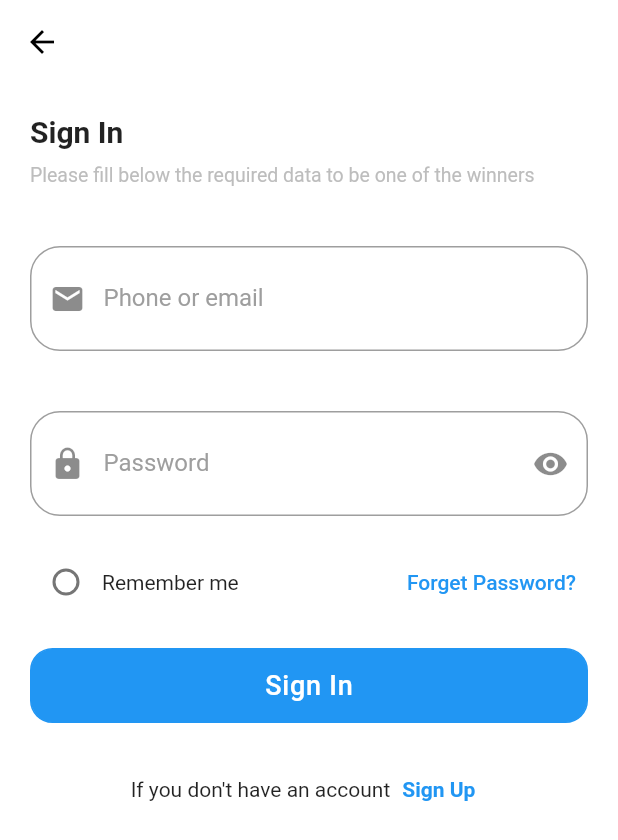
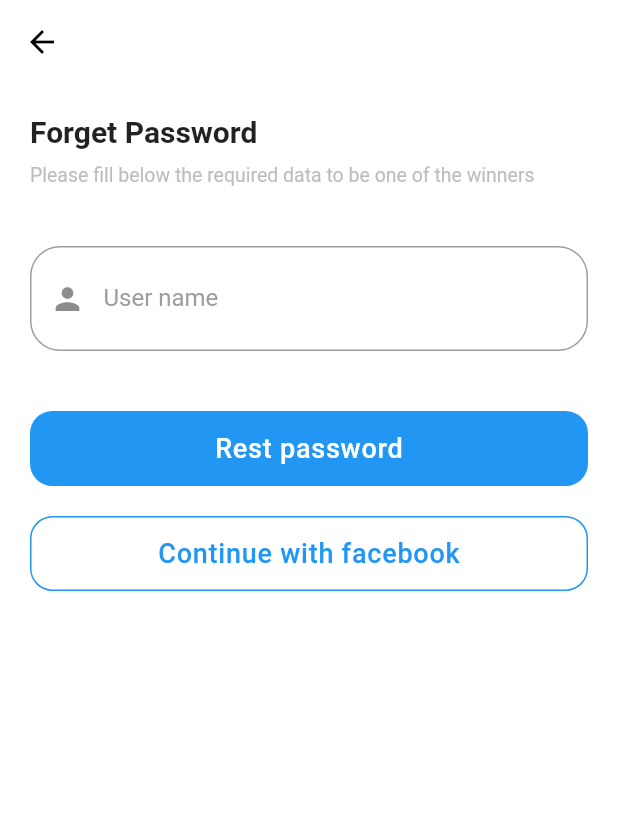
Before and after one commit to a7md-s3d-2001/Data_Users_App, a Flutter app: the SignIn screen opened directly, after a tap on "Forget Password?", on a phone screen of 412 x 824 dp. Shown: the top 840 px of the screen. Run offline on Flutter 3.47's test engine with Material 2 defaults, Android fonts, the phone set to English and light mode, and no system bars; our stand-ins replace page_transition.

Commit message:
upload by ahmed saad

```diff
--- /dev/null
+++ b/lib/modules/forget_password/forget_password.dart
@@ -0,0 +1,114 @@
+import 'package:flutter/material.dart';
+import 'package:login_register/shared/components/components.dart';
+
+class ForgetPassword extends StatefulWidget {
+  const ForgetPassword({Key? key}) : super(key: key);
+
+  @override
+  _ForgetPasswordState createState() => _ForgetPasswordState();
+}
+
+class _ForgetPasswordState extends State<ForgetPassword> {
+  var userNameController = TextEditingController();
+  var formKey = GlobalKey<FormState>();
+
+  @override
+  Widget build(BuildContext context) {
+    return Scaffold(
+      appBar: AppBar(
+        leading: IconButton(
+          onPressed: () {
+            Navigator.pop(context);
+          },
+          icon: Icon(
+            Icons.arrow_back,
+            color: Colors.black,
+          ),
+        ),
+        backgroundColor: Colors.white,
+        elevation: 0.0,
+      ),
+      body: Container(
+        color: Colors.white,
+        height: double.infinity,
+        width: double.infinity,
+        padding: const EdgeInsets.all(20.0),
+        child: Form(
+          key: formKey,
+          child: Column(
+            children: [
+              Row(
+                children: [
+                  Expanded(
+                    child: Column(
+                      crossAxisAlignment: CrossAxisAlignment.start,
+                      children: [
+                        Text(
+                          'Forget Password',
+                          style: TextStyle(
+                            fontSize: 20.0,
+                            fontWeight: FontWeight.bold,
+                          ),
+                        ),
+                        SizedBox(
+                          height: 10.0,
+                        ),
+                        Text(
+                          'Please fill below the required data to be one of the winners',
+                          style: TextStyle(
+                            color: Colors.grey[400],
+                            fontWeight: FontWeight.w400,
+                            fontSize: 13.0,
+                          ),
+                        ),
+                      ],
+                    ),
+                  ),
+                ],
+              ),
+              SizedBox(
+                height: 40.0,
+              ),
+              defaultInputField(
+                label: 'User name',
+                controller: userNameController,
+                prefixIcon: Icons.person,
+                type: TextInputType.text,
+                validate: (value) {
+                  if (value == null || value.isEmpty) {
+                    return 'user name shoud\'t be empty';
+                  }
+                  return null;
+                },
+              ),
+              SizedBox(
+                height: 40.0,
+              ),
+              defaultButton(
+                function: () {
+                  if (formKey.currentState!.validate()){
+
+                  }
+                },
+                text: 'Rest password',
+              ),
+              SizedBox(
+                height: 20.0,
+              ),
+              defaultButton(
+                background: Colors.white,
+                colorTextButton: Colors.blue,
+                function: () {
+                  if (formKey.currentState!.validate()){
+
+                  }
+                },
+                text: 'Continue with facebook',
+              ),
+            ],
+          ),
+        ),
+      ),
+    );
+  }
+}
--- a/lib/modules/sign_in/signin.dart
+++ b/lib/modules/sign_in/signin.dart
@@ -1,4 +1,5 @@
 import 'package:flutter/material.dart';
+import 'package:login_register/modules/forget_password/forget_password.dart';
 import 'package:login_register/modules/sign_up/signup.dart';
 import 'package:login_register/shared/components/components.dart';
 import 'package:page_transition/page_transition.dart';
@@ -54,7 +55,9 @@ class _SignInState extends State<SignIn> {
                                 fontWeight: FontWeight.bold,
                               ),
                             ),
-                            SizedBox(height: 10.0,),
+                            SizedBox(
+                              height: 10.0,
+                            ),
                             Text(
                               'Please fill below the required data to be one of the winners',
                               style: TextStyle(
@@ -68,25 +71,30 @@ class _SignInState extends State<SignIn> {
                       ),
                     ],
                   ),
-                  SizedBox(height: 40.0,),
+                  SizedBox(
+                    height: 40.0,
+                  ),
                   defaultInputField(
                     label: 'Phone or email',
                     prefixIcon: Icons.email,
                     controller: phoneOrEmailController,
                     type: TextInputType.emailAddress,
                     validate: (value) {
-                      if (value == null || value.isEmpty){
+                      if (value == null || value.isEmpty) {
                         return 'phone or email must be not empty';
                       }
                       return null;
                     },
                   ),
-                  SizedBox(height: 40.0,),
+                  SizedBox(
+                    height: 40.0,
+                  ),
                   defaultInputField(
                     label: 'Password',
                     prefixIcon: Icons.lock,
-                    suffixIcon: visibleText ? Icons.visibility : Icons.visibility_off,
-                    funSuffixIcon: (){
+                    suffixIcon:
+                        visibleText ? Icons.visibility : Icons.visibility_off,
+                    funSuffixIcon: () {
                       setState(() {
                         visibleText = !visibleText;
                       });
@@ -94,7 +102,7 @@ class _SignInState extends State<SignIn> {
                     isPassword: visibleText,
                     controller: passwordController,
                     type: TextInputType.visiblePassword,
-                    validate: (value){
+                    validate: (value) {
                       if (value == null || value.isEmpty) {
                         return 'password must be not empty';
                       } else if (passwordController.text.length < 8) {
@@ -103,7 +111,9 @@ class _SignInState extends State<SignIn> {
                       return null;
                     },
                   ),
-                  SizedBox(height: 20.0,),
+                  SizedBox(
+                    height: 20.0,
+                  ),
                   Row(
                     mainAxisAlignment: MainAxisAlignment.spaceBetween,
                     children: [
@@ -123,23 +133,35 @@ class _SignInState extends State<SignIn> {
                       ),
                       Container(
                         child: TextButton(
-                          onPressed: () {},
+                          onPressed: () {
+                            Navigator.push(
+                              context,
+                              PageTransition(
+                                child: ForgetPassword(),
+                                type: PageTransitionType.fade,
+                              ),
+                            );
+                          },
                           child: Text('Forget Password?'),
                         ),
                       ),
                     ],
                   ),
-                  SizedBox(height: 20.0,),
+                  SizedBox(
+                    height: 20.0,
+                  ),
                   defaultButton(
                     text: 'Sign In',
                     function: () {
                       if (formKey.currentState!.validate()) {
-                        ScaffoldMessenger.of(context)
-                            .showSnackBar(SnackBar(content: Text('Processing Data')));
+                        ScaffoldMessenger.of(context).showSnackBar(
+                            SnackBar(content: Text('Processing Data')));
                       }
                     },
                   ),
-                  SizedBox(height: 20.0,),
+                  SizedBox(
+                    height: 20.0,
+                  ),
                   Row(
                     mainAxisAlignment: MainAxisAlignment.center,
                     children: [
```
Also changed, not shown: 1 other file.
